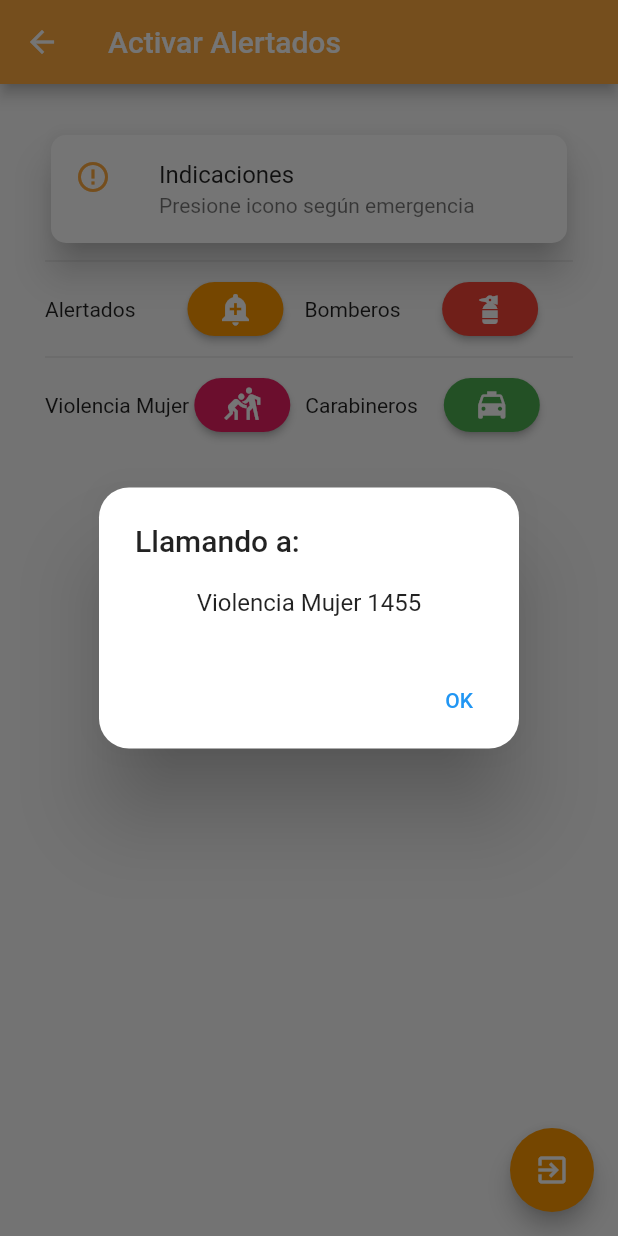
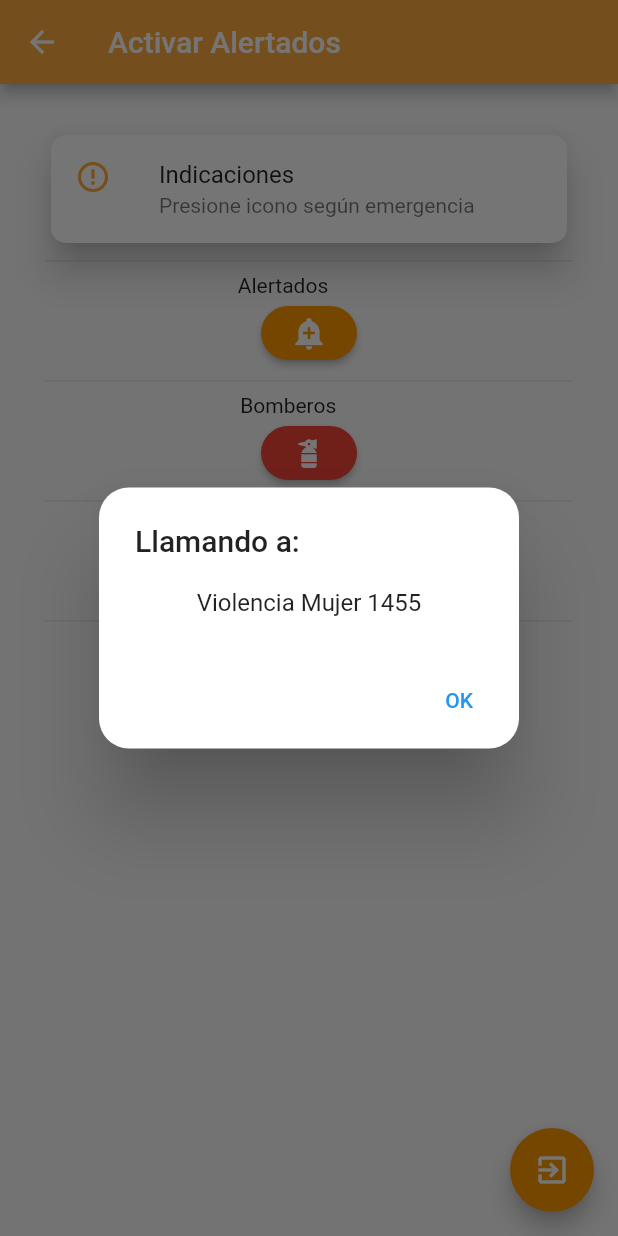
Before and after one commit to jparadae/v-sos, a Flutter app: the AlertPage screen opened by its route, after a tap on the "sports kabaddi" icon, on a phone screen of 412 x 824 dp. Run offline on Flutter 3.47's test engine with Material 2 defaults, Android fonts, the phone set to English and light mode, and no system bars.

Commit message:
probando en smartphone

```diff
--- a/lib/src/pages/alarmsum_page.dart
+++ b/lib/src/pages/alarmsum_page.dart
@@ -100,8 +100,8 @@ class AlertPage extends StatelessWidget {
         _indicaciones(),
         Divider(),
         _botonAlertados(context),
-        Divider(),
-        _butonsCommunity(context),
+        //  Divider(),
+        // _butonsCommunity(context),
 
         // child: ElevatedButton(
         //     child: Text('Alertados'),
@@ -145,7 +145,7 @@ class AlertPage extends StatelessWidget {
 
 Widget _botonAlertados(BuildContext context) {
   //final mobile_no = 133;
-  return Row(
+  return Column(
     mainAxisAlignment: MainAxisAlignment.start,
     children: <Widget>[
       //Alarma Principal Comunidad
@@ -158,13 +158,31 @@ Widget _botonAlertados(BuildContext context) {
           ),
           child: Icon(Icons.add_alert)),
       SizedBox(width: 14.0),
+      Divider(),
       //Bombero
       Text('Bomberos        '),
       ElevatedButton(
-          onPressed: () => _launchURL,
+          onPressed: () => __call132(context),
           style: ElevatedButton.styleFrom(
               primary: Colors.red, shape: StadiumBorder()),
           child: Icon(Icons.fire_extinguisher)),
+      Divider(),
+      Text('Violencia Mujer '),
+      ElevatedButton(
+          onPressed: () => __call1455(context),
+          style: ElevatedButton.styleFrom(
+              primary: Colors.pink, shape: StadiumBorder()),
+          child: Icon(Icons.sports_kabaddi)),
+      Divider(),
+      //Carabineros
+      Text('Carabineros     '),
+      ElevatedButton(
+          onPressed: () => __call133(context),
+          style: ElevatedButton.styleFrom(
+              primary: Colors.green, shape: StadiumBorder()),
+          child: Icon(Icons.local_taxi)),
+
+      //Violencia Mujer
     ],
   );
 }
@@ -192,6 +210,7 @@ Widget _butonsCommunity(BuildContext context) {
           style: ElevatedButton.styleFrom(
               primary: Colors.green, shape: StadiumBorder()),
           child: Icon(Icons.local_taxi)),
+
       //Violencia Mujer
     ],
   );
@@ -272,11 +291,7 @@ void __call132(BuildContext context) {
           ),
           actions: <Widget>[
             TextButton(
-              child: Text('OK'),
-              onPressed: () {
-                Navigator.of(context).pop();
-              },
-            ),
+                child: Text('OK'), onPressed: () => launch(('tel://132'))),
           ],
         );
       });
@@ -301,11 +316,7 @@ void __call1455(BuildContext context) {
           ),
           actions: <Widget>[
             TextButton(
-              child: Text('OK'),
-              onPressed: () {
-                Navigator.of(context).pop();
-              },
-            ),
+                child: Text('OK'), onPressed: () => launch(('tel://1455'))),
           ],
         );
       });
```
Also changed, not shown: 9 other files.
